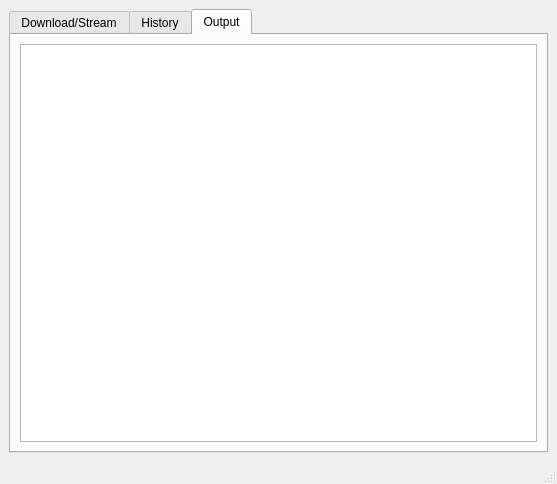
The window that resources/qt_mainwindow_form.ui (mownli/ytdl-qt) describes before a commit, drawn with Qt 5.
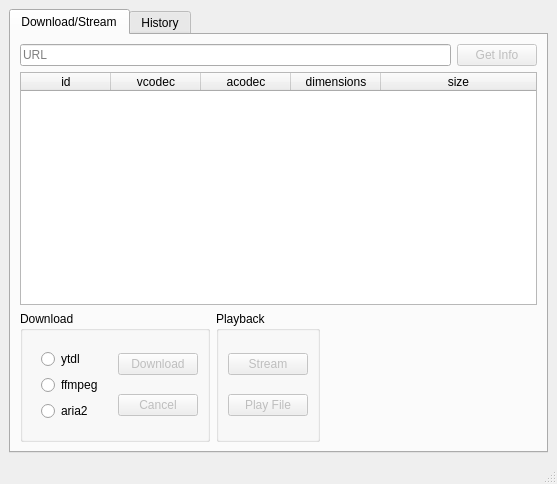
The same window after the commit. The open tabs and pages were chosen to show the change.

```diff
--- a/resources/qt_mainwindow_form.ui
+++ b/resources/qt_mainwindow_form.ui
@@ -268,20 +268,6 @@
         </item>
        </layout>
       </widget>
-      <widget class="QWidget" name="outputTab">
-       <attribute name="title">
-        <string>Output</string>
-       </attribute>
-       <layout class="QVBoxLayout" name="verticalLayout">
-        <item>
-         <widget class="QTextBrowser" name="outputBrowser">
-          <property name="documentTitle">
-           <string/>
-          </property>
-         </widget>
-        </item>
-       </layout>
-      </widget>
      </widget>
     </item>
    </layout>
```
